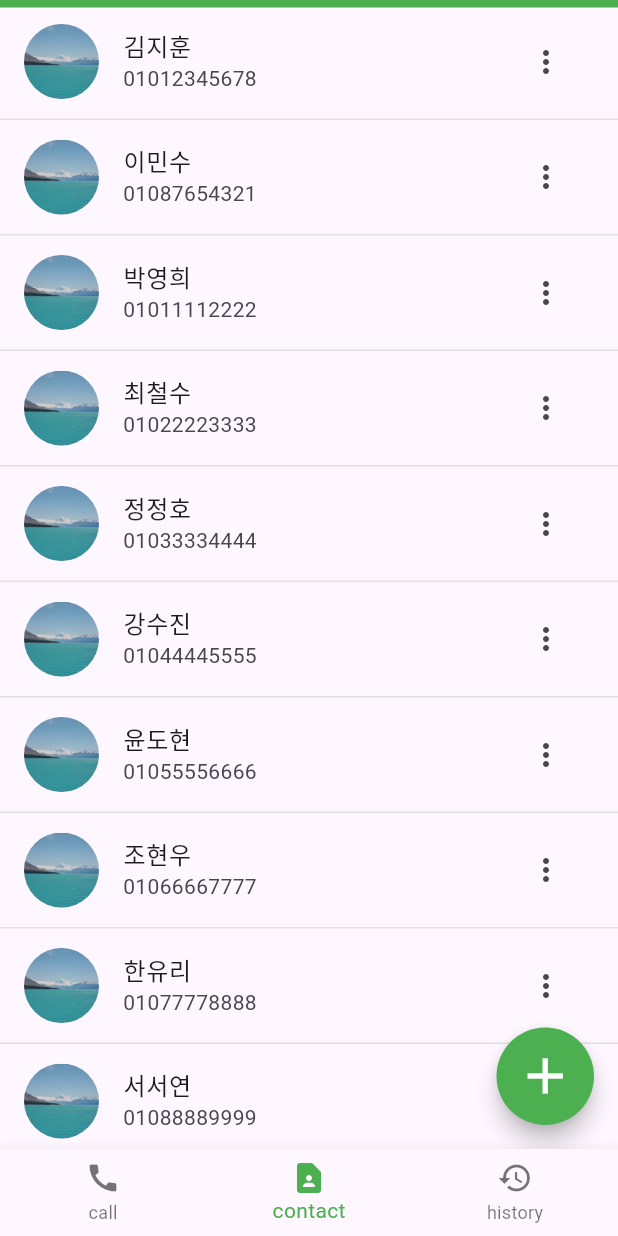
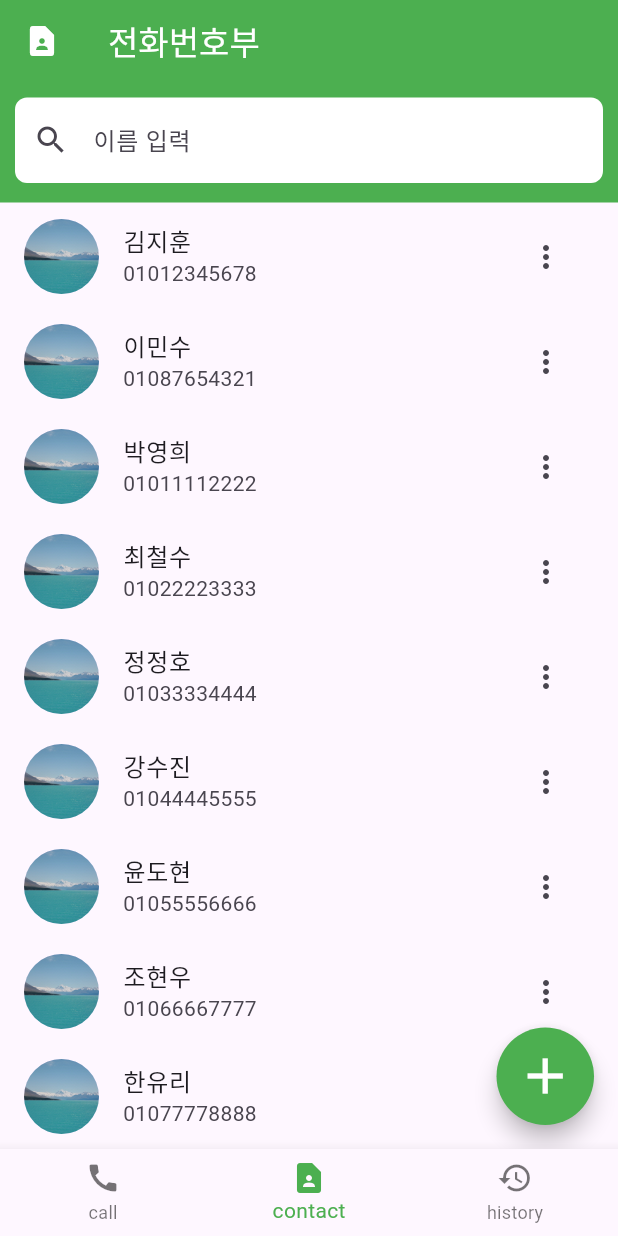
Before and after one commit to Idooru/phone_book, a Flutter app: the screen it shows after launch, on a phone screen of 412 x 824 dp. Run offline on Flutter 3.47's test engine with Material 3 defaults, Android fonts, the phone set to English and light mode, and no system bars; our stand-ins replace get_it.

Commit message:
이름으로 검색하기 기능

```diff
--- a/lib/domain/repository/user_repository.dart
+++ b/lib/domain/repository/user_repository.dart
@@ -1,3 +1,4 @@
+import 'package:phone_book/domain/entities/user.dart';
 import 'package:phone_book/presentation/state/phonebook_provider.dart';
 
 typedef ListUserJson = List<Map<String, dynamic>>;
@@ -5,4 +6,6 @@ typedef ListUserJson = List<Map<String, dynamic>>;
 abstract interface class UserRepository {
   Future<List<Map<String, dynamic>>> fetchJson();
   void inserAlltUser(ListUserJson jsonData, PhonebookProvider phonebookProvider);
+  List<User> filterUserWithSearch(String search, PhonebookProvider phonebookProvider);
+  void updateUserList(List<User> searchedUsers, PhonebookProvider phonebookProvider);
 }
--- a/lib/domain/service/phonebook_service.dart
+++ b/lib/domain/service/phonebook_service.dart
@@ -1,5 +1,7 @@
 import 'package:flutter/material.dart';
+import 'package:phone_book/presentation/state/phonebook_provider.dart';
 
 abstract interface class PhonebookService {
   Future<void> insertAlltUser(BuildContext context);
+  void searchUser(PhonebookProvider phonebook, String search);
 }
--- a/lib/presentation/pages/phonebook_contact_page.dart
+++ b/lib/presentation/pages/phonebook_contact_page.dart
@@ -5,6 +5,7 @@ import 'package:phone_book/domain/service/phonebook_service.dart';
 import 'package:phone_book/presentation/state/phonebook_provider.dart';
 import 'package:phone_book/presentation/widgets/add_phonebook_dialog.dart';
 import 'package:phone_book/presentation/widgets/edit_phonebook_dialog.dart';
+import 'package:phone_book/presentation/widgets/search_contact_widget.dart';
 import 'package:provider/provider.dart';
 
 class PhonebookContactPage extends StatelessWidget {
@@ -65,6 +66,19 @@ class PhonebookContactPage extends StatelessWidget {
     );
   }
 
+  int calculateCount(PhonebookProvider phonebook) {
+    if (phonebook.isSearched && phonebook.searchedUsers.isEmpty) {
+      // 검색중이긴 하나 검색한 초성으로 사용자를 찾을 수 없을 때
+      return 1;
+    } else if (phonebook.isSearched) {
+      // 검색중이면서 검색한 초성의 사용자가 존재함
+      return phonebook.searchedUsers.length;
+    } else {
+      // 아직 검색을 시도하지 않음
+      return phonebook.users.length;
+    }
+  }
+
   @override
   Widget build(BuildContext context) {
     phonebookService.insertAlltUser(context);
@@ -84,16 +98,36 @@ class PhonebookContactPage extends StatelessWidget {
           },
         ),
       ),
-      body: Column(
-        children: [
-          Container(height: 5, color: Colors.green),
-          Expanded(
-            child: Consumer<PhonebookProvider>(
-              builder: (BuildContext context, PhonebookProvider phonebook, Widget? child) {
-                return ListView.separated(
-                  itemCount: phonebook.users.length,
-                  itemBuilder: (context, index) {
-                    User user = phonebook.users[index];
+      body: CustomScrollView(
+        slivers: [
+          SliverAppBar(
+            backgroundColor: Colors.green,
+            expandedHeight: 135,
+            pinned: true,
+            floating: true,
+            snap: true,
+            centerTitle: false,
+            leading: Icon(Icons.contact_page, color: Colors.white),
+            title: Text("전화번호부", style: TextStyle(color: Colors.white)),
+            bottom: PreferredSize(
+              preferredSize: const Size.fromHeight(80),
+              child: SearchContactWidget(),
+            ),
+          ),
+          Consumer<PhonebookProvider>(
+            builder: (BuildContext context, PhonebookProvider phonebook, Widget? child) {
+              return SliverFixedExtentList(
+                itemExtent: 70.0, // 리스트 항목의 고정 높이 설정
+                delegate: SliverChildBuilderDelegate(
+                  (BuildContext context, int index) {
+                    List<User> users = phonebook.isSearched ? phonebook.searchedUsers : phonebook.users;
+
+                    if (users.isEmpty) {
+                      return Center(child: Text("해당 사용자를 찾을 수 없습니다."));
+                    }
+
+                    User user = users[index];
+
                     return ListTile(
                       leading: CircleAvatar(
                         radius: 25,
@@ -112,16 +146,11 @@ class PhonebookContactPage extends StatelessWidget {
                       },
                     );
                   },
-                  separatorBuilder: (context, index) {
-                    return Divider(
-                      height: 5,
-                      color: Colors.grey[300],
-                    );
-                  },
-                );
-              },
-            ),
-          )
+                  childCount: calculateCount(phonebook),
+                ),
+              );
+            },
+          ),
         ],
       ),
     );
--- a/lib/presentation/state/phonebook_provider.dart
+++ b/lib/presentation/state/phonebook_provider.dart
@@ -13,16 +13,39 @@ class PhonebookProvider extends ChangeNotifier {
 
   void createUser(User newUser) {
     _users = [..._users, newUser];
+    _searchedUsers = [..._searchedUsers, newUser];
     notifyListeners();
   }
 
   void updateUsers(int index, User newUser) {
     _users[index] = newUser;
+    _searchedUsers[index] = newUser;
     notifyListeners();
   }
 
   void deleteUser(User deleteUser) {
     _users = _users.where((User user) => user != deleteUser).toList();
+    _searchedUsers = _searchedUsers.where((User user) => user != deleteUser).toList();
     notifyListeners();
   }
+
+  bool _isSearched = false;
+
+  bool get isSearched => _isSearched;
+
+  List<User> _searchedUsers = [];
+
+  List<User> get searchedUsers => _searchedUsers;
+
+  void loadSearchedUser(List<User> users) {
+    _searchedUsers = users;
+    _isSearched = true;
+    notifyListeners();
+  }
+
+  void clearAll() {
+    _users.clear();
+    _isSearched = false;
+    _searchedUsers.clear();
+  }
 }
--- /dev/null
+++ b/lib/presentation/widgets/search_contact_widget.dart
@@ -0,0 +1,52 @@
+import 'package:flutter/material.dart';
+import 'package:phone_book/core/utils/get_it_initializor.dart';
+import 'package:phone_book/domain/service/phonebook_service.dart';
+import 'package:phone_book/presentation/state/phonebook_provider.dart';
+import 'package:provider/provider.dart';
+
+class SearchContactWidget extends StatefulWidget {
+  const SearchContactWidget({super.key});
+
+  @override
+  State<SearchContactWidget> createState() => _SearchContactWidgetState();
+}
+
+class _SearchContactWidgetState extends State<SearchContactWidget> {
+  final PhonebookService phonebookService = locator<PhonebookService>();
+  final FocusNode focusNode = FocusNode();
+
+  TextEditingController controller = TextEditingController();
+
+  @override
+  void dispose() {
+    super.dispose();
+    focusNode.dispose();
+    controller.dispose();
+  }
+
+  @override
+  Widget build(BuildContext context) {
+    return Consumer<PhonebookProvider>(
+      builder: (BuildContext context, PhonebookProvider phonbook, Widget? child) {
+        return Container(
+          height: 80,
+          padding: EdgeInsets.all(10),
+          child: TextField(
+            controller: controller,
+            focusNode: focusNode,
+            onChanged: (String search) => phonebookService.searchUser(phonbook, search),
+            decoration: InputDecoration(
+              prefixIcon: IconButton(
+                icon: Icon(Icons.search),
+                onPressed: () => focusNode.requestFocus(),
+              ),
+              filled: true,
+              fillColor: Colors.white,
+              hintText: "이름 입력",
+            ),
+          ),
+        );
+      },
+    );
+  }
+}
```
Also changed, not shown: lib/data/repository/user_repository_impl.dart (+61 -2 lines), lib/data/service/phonebook_service_impl.dart (+7 -0 lines), lib/domain/entities/search_manager.dart (added, +11 -0 lines).
